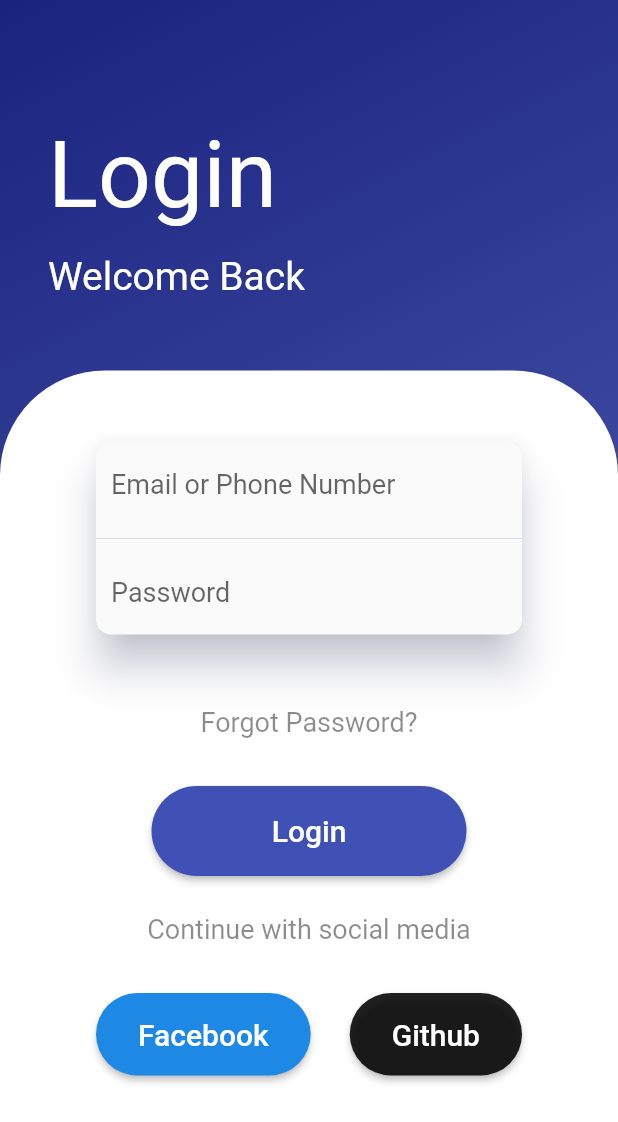
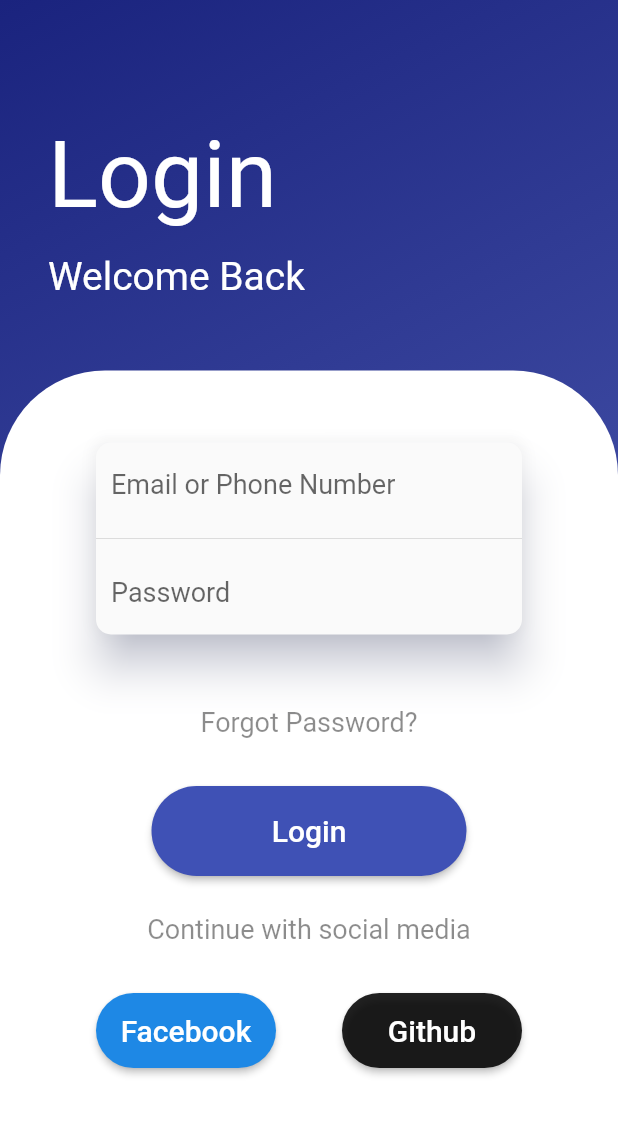
Before and after one commit to akinozgen/flutter-challange-01, a Flutter app: the screen it shows after launch, on a phone screen of 412 x 824 dp. Shown: the top 1122 px of the screen. Run offline on Flutter 3.47's test engine with Material 2 defaults, Android fonts, the phone set to English and light mode, and no system bars.

Commit message:
çalışıysa elleme

```diff
--- a/lib/main.dart
+++ b/lib/main.dart
@@ -146,12 +146,10 @@ class _MyHomePageState extends State<MyHomePage> {
   Widget socialButton({required Color color, required String text}) {
     return ElevatedButton(
       onPressed: () {},
-      child: Padding(
-        padding: const EdgeInsets.symmetric(horizontal: 12, vertical: 16),
-        child: Text(text, style: TextStyle(fontSize: 20)),
-      ),
+      child: Text(text, style: TextStyle(fontSize: 20)),
       style: ElevatedButton.styleFrom(
         primary: color,
+        fixedSize: Size(120, 50),
         shape: RoundedRectangleBorder(borderRadius: BorderRadius.circular(30)),
       ),
     );
--- a/pubspec.yaml
+++ b/pubspec.yaml
@@ -29,7 +29,6 @@ environment:
 dependencies:
   flutter:
     sdk: flutter
-
 
   # The following adds the Cupertino Icons font to your application.
   # Use with the CupertinoIcons class for iOS style icons.
```
Also changed, not shown: 3 other files.
